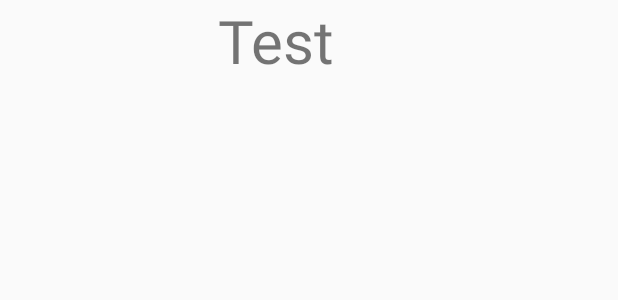
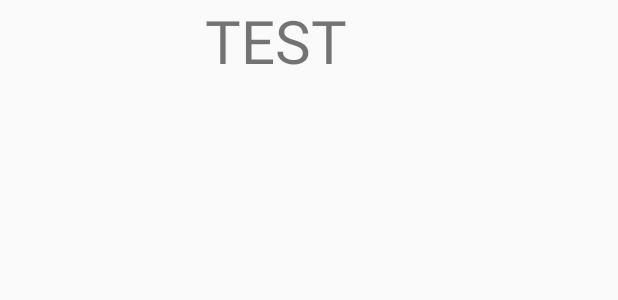
Before and after one commit to kamisaberi/narij-social-network-frontend-android, an Android app: the layout activity_add_audio_document.xml on its own in the app's theme, with its tools: preview values and no code run, on a phone screen of 412 x 824 dp. Shown: the top 300 px of the screen. Run offline under Robolectric (Android 15) with nearby library versions, the phone set to English and light mode, and no system bars; Roboto replaces fonts that are not available here.

Commit message:
Initial commit

```diff
--- a/app/src/main/res/layout/activity_add_audio_document.xml
+++ b/app/src/main/res/layout/activity_add_audio_document.xml
@@ -9,7 +9,7 @@
     tools:context="com.narij.narijsocialnetwork.activity.AddAudioDocumentActivity">
 
     <TextView
-        android:text="Test"
+        android:text="TEST"
         android:textSize="40sp"
         android:gravity="center"
         android:layout_width="368dp"
```
